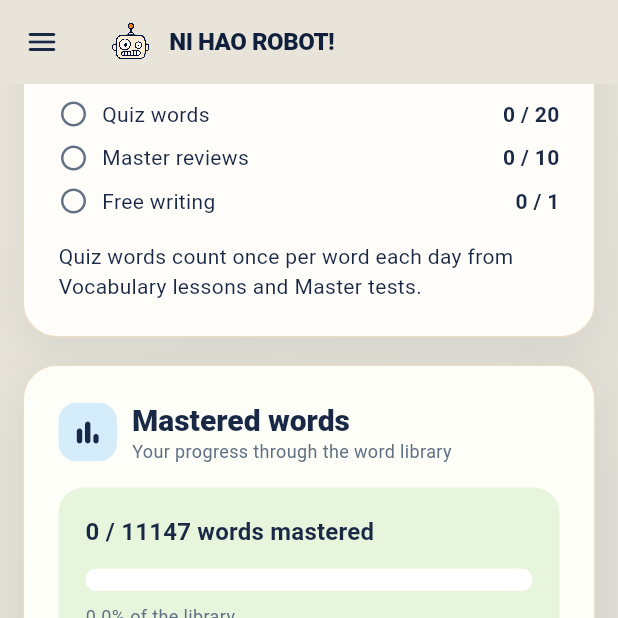
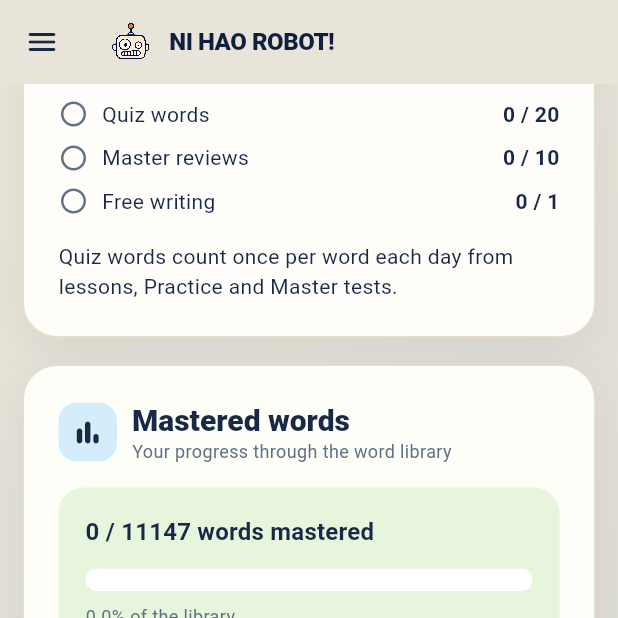
Before and after one commit to Pancake-SS/Nihao-Robots-, a Flutter app: the ProfileHomeScreen screen opened directly with empty values, scrolled down 773 dp, on a phone screen of 412 x 824 dp, the top half of it. Run offline on Flutter 3.47's test engine with Material 3 defaults, Android fonts, the phone set to English and light mode, and no system bars; our stand-ins replace audioplayers, drift, drift_flutter, flutter_riverpod, flutter_tts; missing offline and left inert: file_selector; accounts and stored records are empty; generated files the repository leaves out were written again; Roboto replaces fonts that are missing (Segoe UI).

Commit message:
Restore Practice access from Vocabulary without sidebar tab

```diff
--- a/lib/features/dashboard/home_content.dart
+++ b/lib/features/dashboard/home_content.dart
@@ -117,7 +117,7 @@ class HomeContent extends ConsumerWidget {
                 _goal('Free writing', streak.today.writings, 1),
                 const SizedBox(height: 8),
                 const Text(
-                  'Quiz words count once per word each day from Vocabulary lessons and Master tests.',
+                  'Quiz words count once per word each day from lessons, Practice and Master tests.',
                 ),
               ],
             ],
--- a/lib/features/profiles/profile_home_screen.dart
+++ b/lib/features/profiles/profile_home_screen.dart
@@ -29,7 +29,7 @@ class _ProfileHomeScreenState extends State<ProfileHomeScreen> {
   final _foundation = GlobalKey();
   final _progress = GlobalKey();
   final _grammar = GlobalKey();
-  final _vocabulary = List.generate(2, (_) => GlobalKey());
+  final _vocabulary = List.generate(3, (_) => GlobalKey());
   final _learning = List.generate(4, (_) => GlobalKey());
   final _scroll = ScrollController();
   static const _names = [
@@ -75,6 +75,11 @@ class _ProfileHomeScreenState extends State<ProfileHomeScreen> {
         ),
         TourStop(
           _vocabulary[1],
+          'Practice your words',
+          'Choose a learned word for a full test, answer random questions, try endless mode, or reopen a lesson.',
+        ),
+        TourStop(
+          _vocabulary[2],
           'Master words',
           'After 25 correct points, take the full Master test and save an ungraded writing prompt. Instant master offers the same test sooner. Three missed answers during Master practice return the word to Learn while keeping its writing and points.',
         ),
```
Also changed, not shown: lib/features/vocabulary/vocabulary_landing.dart (+23 -2 lines), 3 other files.
